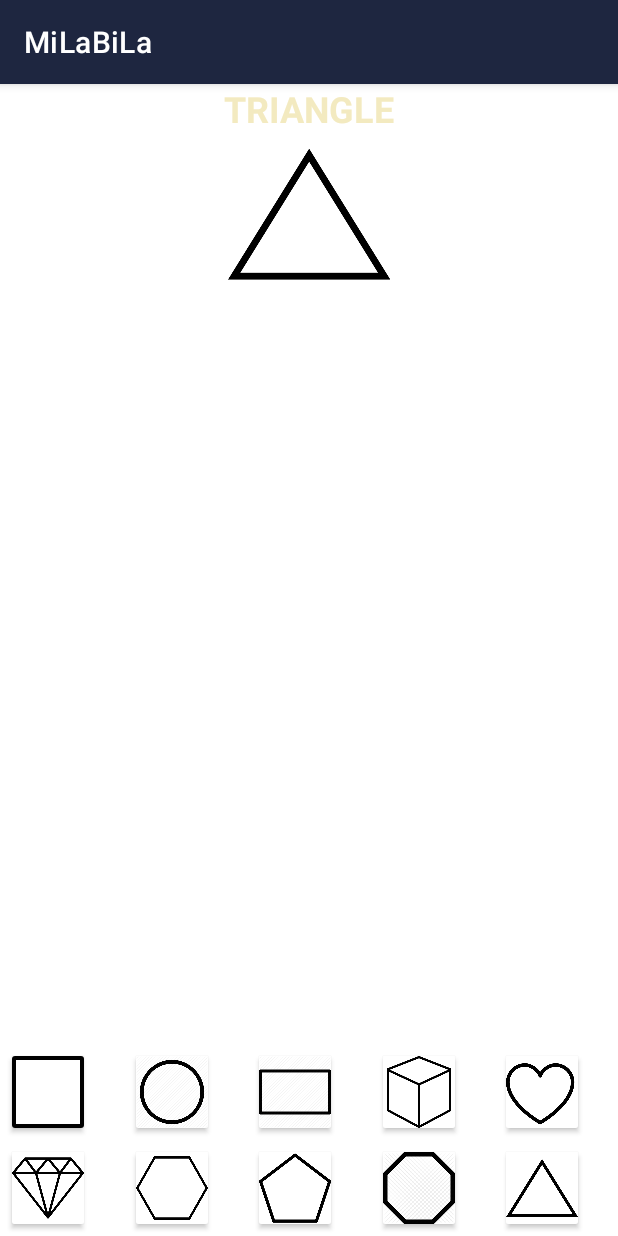
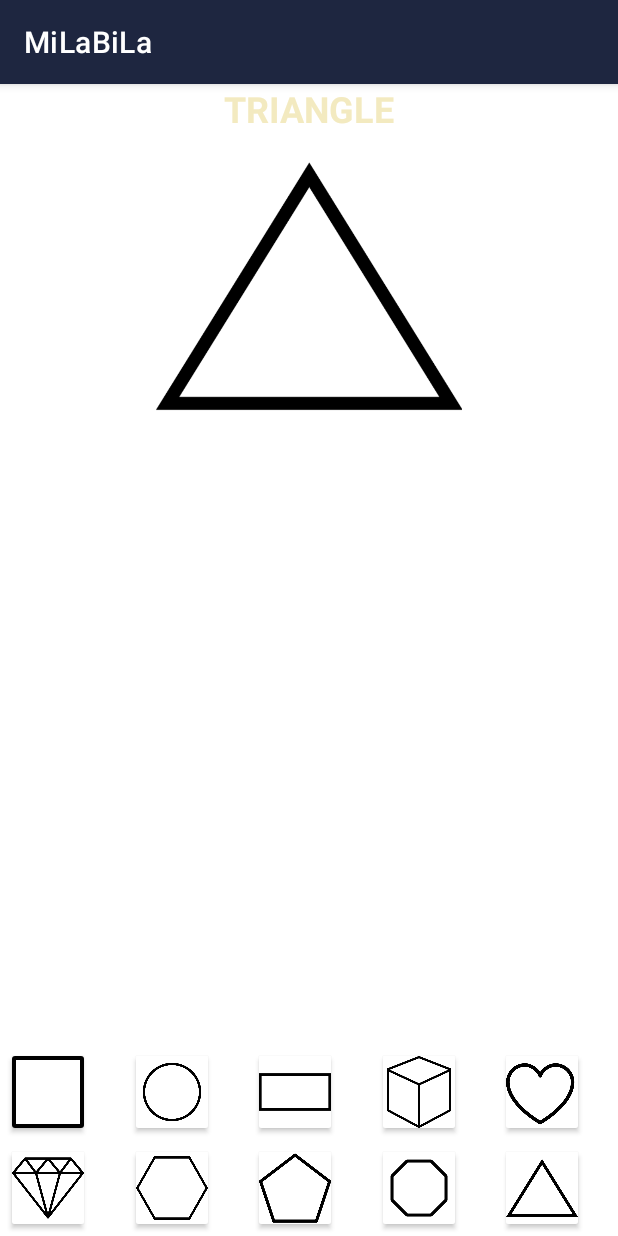
Before and after one commit to InquisitiveMindHasToKnow/MiLaBiLa, an Android app: the screen it shows after launch (MainActivity), after a tap on "Shapes", on a phone screen of 412 x 824 dp. Run offline under Robolectric (Android 15) with nearby library versions, the phone set to English and light mode, and no system bars; our stand-ins replace data binding.

Commit message:
Updated images for rectangle, octagon and circle drawables. Modified the size of imageview in shapefragment.

```diff
--- a/app/src/main/java/org/ohmstheresistance/milabila/fragments/ShapesFragment.kt
+++ b/app/src/main/java/org/ohmstheresistance/milabila/fragments/ShapesFragment.kt
@@ -21,7 +21,7 @@ private val shapesList = listOf(
     ShapeData(R.drawable.diamond, "Diamond"),
     ShapeData(R.drawable.hexagon, "Hexagon"),
     ShapeData(R.drawable.pentagon, "Pentagon"),
-    ShapeData(R.drawable.octogon, "Octagon"),
+    ShapeData(R.drawable.octagon, "Octagon"),
     ShapeData(R.drawable.triangle, "Triangle"))
 
 
--- a/app/src/main/res/layout/shapes_fragment.xml
+++ b/app/src/main/res/layout/shapes_fragment.xml
@@ -29,7 +29,7 @@
         <ImageView
             android:id="@+id/shapesfrag_shape_imageview"
             android:layout_width="match_parent"
-            android:layout_height="108dp"
+            android:layout_height="204dp"
             android:src="@drawable/triangle"/>
 
 
```
Also changed, not shown: app/src/main/res/drawable/circle_shape.png, app/src/main/res/drawable/octagon.png (added), app/src/main/res/drawable/octogon.png (deleted), app/src/main/res/drawable/rectangle.png.
